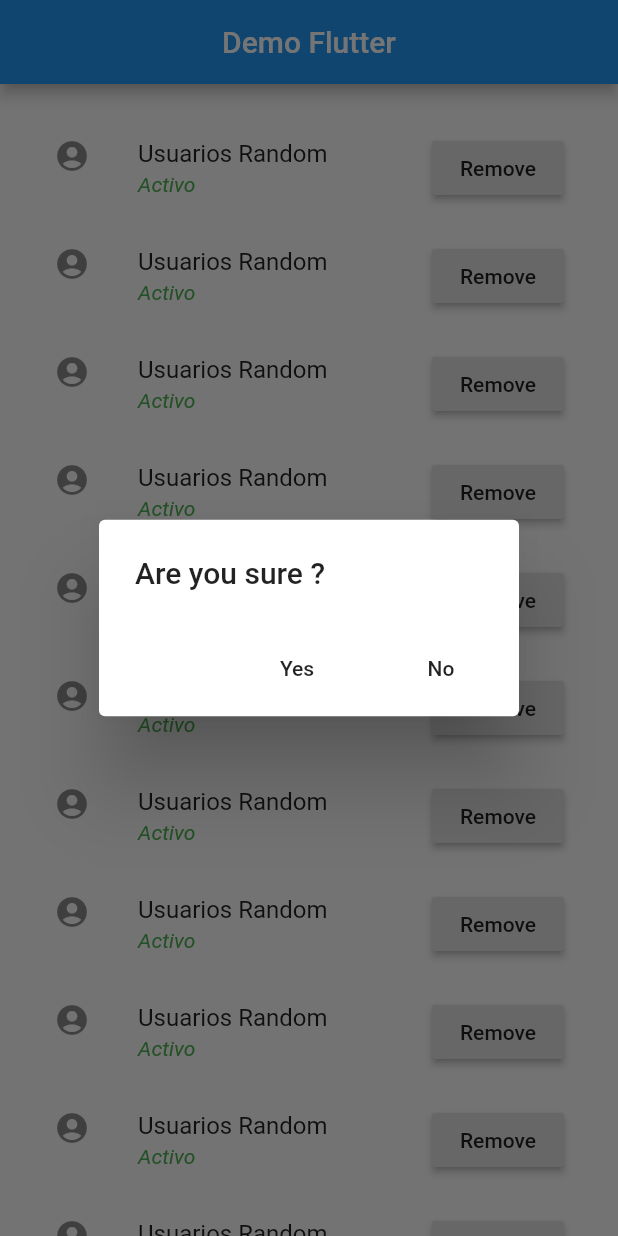
After one commit to SoSorphorn/reankour_flutter_auth, a Flutter app: the MyHomePage screen opened directly, after a tap on "Remove", on a phone screen of 412 x 824 dp. The commit adds this screen. Run offline on Flutter 3.47's test engine with Material 2 defaults, Android fonts, the phone set to English and light mode, and no system bars; our stand-ins replace firebase_auth, firebase_database; missing offline and left inert: flutter_auth_buttons, flutter_facebook_login; accounts and stored records are empty; Roboto replaces fonts that are missing (bebas-neue).

Commit message:
Finished feature design

```diff
--- a/lib/Reankour/tab_navigation_page.dart
+++ b/lib/Reankour/tab_navigation_page.dart
@@ -1,6 +1,6 @@
 
 import 'package:flutter/material.dart';
-import 'package:appbeginning/Reankour/tutor_page.dart';
+// import 'package:appbeginning/Reankour/tutor_page.dart';
 import 'package:appbeginning/Reankour/tutorlist_page.dart';
 import 'package:appbeginning/Reankour/contactus_page.dart';
 import 'package:appbeginning/Reankour/home_page.dart';
@@ -31,11 +31,11 @@ class _TabNavigationState extends State<TabNavigation>{
       case 2: return ContactUsPage();
 
       break;
-      default: TutorPage();
+      default: TutorListPage();
     }
   }
   Widget build(BuildContext context) {
-    // TODO: implement build
+    // TODO: implement build'
    return MaterialApp(
       home: DefaultTabController(
         length: 3,
--- /dev/null
+++ b/lib/listview_sample.dart
@@ -0,0 +1,100 @@
+import 'dart:async';
+import 'package:flutter/material.dart';
+
+void main() => runApp(new MyApp());
+
+class MyApp extends StatelessWidget {
+  // This widget is the root of your application.
+  @override
+  Widget build(BuildContext context) {
+    return new MaterialApp(
+      title: 'Example Demo',
+      theme: new ThemeData(
+        primarySwatch: Colors.blue,
+      ),
+      home: new MyHomePage(),
+    );
+  }
+}
+
+class MyHomePage extends StatefulWidget {
+    @override
+  _MyHomePageState createState() => new _MyHomePageState();
+}
+
+class _MyHomePageState extends State<MyHomePage> {
+  @override
+  Widget build(BuildContext context) {
+    return new Scaffold(
+      appBar: new AppBar(
+        title: new Center(
+          child: new Text('Demo Flutter',
+          style: new TextStyle(
+            fontFamily: 'bebas-neue',
+          ),),
+        )
+      ),
+      body: new _MyList()
+    );
+  }
+}
+class _MyList extends StatelessWidget {
+  @override
+  Widget build(BuildContext context) {
+    return new ListView.builder(
+        padding: const EdgeInsets.all(20.0),
+        itemBuilder: (context, i){
+          return new ListTile(
+            title: new Text('Usuarios Random', style: new TextStyle(
+              fontFamily: 'bebas-neue',
+            ),),
+            subtitle: new Text('Activo', style: new TextStyle(
+              fontFamily: 'bebas-neue',
+              fontStyle: FontStyle.italic,
+              color: Colors.green
+            )),
+            leading: const Icon(Icons.account_circle),
+            trailing: new RaisedButton(
+                child: new Text('Remove', style: new TextStyle(
+                  fontFamily: 'bebas-neue',
+                )),
+                onPressed: (){
+                  deleteDialog(context).then((value) {
+                    print('Value is $value');
+                  });
+                }),
+          );
+        }
+    );
+  }
+}
+Future<bool> deleteDialog(BuildContext context) {
+  return showDialog(
+      context: context,
+      builder: (BuildContext context) {
+        return new AlertDialog(
+          title: new Text('Are you sure ?', style: new TextStyle(
+            fontFamily: 'bebas-neue',
+          )),
+          actions: <Widget>[
+            new FlatButton(
+                child: new Text('Yes', style: new TextStyle(
+                  fontFamily: 'bebas-neue',
+                )),
+                onPressed: (){
+                  Navigator.of(context).pop(true);
+                }
+            ),
+            new FlatButton(
+                child: new Text('No', style: new TextStyle(
+                  fontFamily: 'bebas-neue',
+                )),
+                onPressed: (){
+                  Navigator.of(context).pop(false);
+                }
+            )
+          ],
+        );
+      }
+  );
+}
--- a/lib/main.dart
+++ b/lib/main.dart
@@ -2,6 +2,7 @@ import 'package:flutter/material.dart';
 import './Reankour/auth.dart';
 import './Reankour/root_page.dart';
 import './Reankour/tab_navigation_page.dart';
+import 'listview_sample.dart';
 
 void main() {
 	runApp(
@@ -12,6 +13,7 @@ void main() {
       primarySwatch: Colors.blue,
       ),
       home: RootPage(auth: new Auth()),
+      // home: MyApp(),
 		)
 	);
 }
```
Also changed, not shown: lib/Reankour/home_page.dart (+6 -6 lines), lib/Reankour/models/tutor.dart (+6 -3 lines), lib/Reankour/tutor_page.dart (deleted, +0 -20 lines), lib/Reankour/tutorlist_page.dart (+94 -2 lines).
